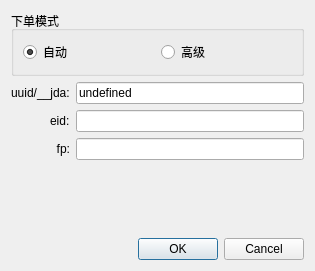
This is jdorderconfig.ui in JerryAZR/InstaOrder as Qt 5 draws it before an edit. The edited form follows.
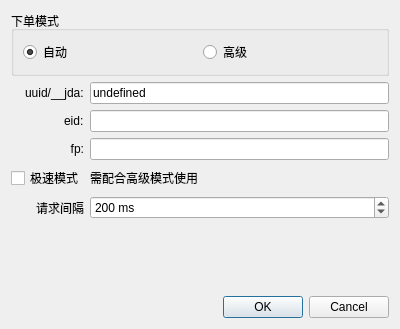
This is the edited form.

Commit message: Update logging & enhance manual mode

Patch:
```diff
--- a/jdorderconfig.ui
+++ b/jdorderconfig.ui
@@ -6,10 +6,16 @@
    <rect>
     <x>0</x>
     <y>0</y>
-    <width>315</width>
-    <height>271</height>
+    <width>400</width>
+    <height>329</height>
    </rect>
   </property>
+  <property name="minimumSize">
+   <size>
+    <width>400</width>
+    <height>0</height>
+   </size>
+  </property>
   <property name="windowTitle">
    <string>Dialog</string>
   </property>
@@ -93,9 +99,6 @@
      <item row="1" column="1">
       <widget class="QLineEdit" name="eidEdit"/>
      </item>
-     <item row="2" column="1">
-      <widget class="QLineEdit" name="fpEdit"/>
-     </item>
      <item row="2" column="0">
       <widget class="QLabel" name="label_3">
        <property name="sizePolicy">
@@ -112,6 +115,52 @@
        </property>
       </widget>
      </item>
+     <item row="2" column="1">
+      <widget class="QLineEdit" name="fpEdit"/>
+     </item>
+     <item row="3" column="0">
+      <widget class="QCheckBox" name="rushMode">
+       <property name="text">
+        <string>极速模式</string>
+       </property>
+      </widget>
+     </item>
+     <item row="4" column="0">
+      <widget class="QLabel" name="label_4">
+       <property name="text">
+        <string>请求间隔</string>
+       </property>
+      </widget>
+     </item>
+     <item row="4" column="1">
+      <widget class="QSpinBox" name="reqDelayInput">
+       <property name="readOnly">
+        <bool>false</bool>
+       </property>
+       <property name="suffix">
+        <string> ms</string>
+       </property>
+       <property name="minimum">
+        <number>1</number>
+       </property>
+       <property name="maximum">
+        <number>20000</number>
+       </property>
+       <property name="singleStep">
+        <number>20</number>
+       </property>
+       <property name="value">
+        <number>200</number>
+       </property>
+      </widget>
+     </item>
+     <item row="3" column="1">
+      <widget class="QLabel" name="label_5">
+       <property name="text">
+        <string>需配合高级模式使用</string>
+       </property>
+      </widget>
+     </item>
     </layout>
    </item>
    <item>
```
The commit also changes 5 other files.
